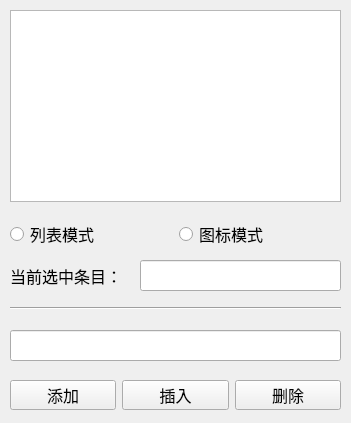
This is a14_QListWidget/widget.ui in yushuishu/qt-basic-learning as Qt 5 draws it before an edit. The edited form follows.
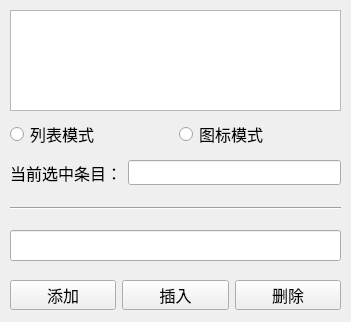
This is the edited form.

```diff
--- a/a14_QListWidget/widget.ui
+++ b/a14_QListWidget/widget.ui
@@ -7,7 +7,7 @@
     <x>0</x>
     <y>0</y>
     <width>351</width>
-    <height>423</height>
+    <height>322</height>
    </rect>
   </property>
   <property name="font">
@@ -24,30 +24,7 @@
      <x>10</x>
      <y>10</y>
      <width>331</width>
-     <height>192</height>
-    </rect>
-   </property>
-  </widget>
-  <widget class="QLabel" name="label">
-   <property name="geometry">
-    <rect>
-     <x>10</x>
-     <y>260</y>
-     <width>111</width>
-     <height>31</height>
-    </rect>
-   </property>
-   <property name="text">
-    <string>当前选中条目：</string>
-   </property>
-  </widget>
-  <widget class="QLineEdit" name="leSelectedItem">
-   <property name="geometry">
-    <rect>
-     <x>140</x>
-     <y>260</y>
-     <width>201</width>
-     <height>31</height>
+     <height>101</height>
     </rect>
    </property>
   </widget>
@@ -55,7 +32,7 @@
    <property name="geometry">
     <rect>
      <x>10</x>
-     <y>330</y>
+     <y>230</y>
      <width>331</width>
      <height>31</height>
     </rect>
@@ -65,7 +42,7 @@
    <property name="geometry">
     <rect>
      <x>10</x>
-     <y>300</y>
+     <y>200</y>
      <width>331</width>
      <height>16</height>
     </rect>
@@ -74,11 +51,11 @@
     <enum>Qt::Horizontal</enum>
    </property>
   </widget>
-  <widget class="QWidget" name="">
+  <widget class="QWidget" name="layoutWidget">
    <property name="geometry">
     <rect>
      <x>10</x>
-     <y>220</y>
+     <y>120</y>
      <width>331</width>
      <height>28</height>
     </rect>
@@ -100,11 +77,11 @@
     </item>
    </layout>
   </widget>
-  <widget class="QWidget" name="">
+  <widget class="QWidget" name="layoutWidget">
    <property name="geometry">
     <rect>
      <x>10</x>
-     <y>380</y>
+     <y>280</y>
      <width>331</width>
      <height>30</height>
     </rect>
@@ -133,6 +110,28 @@
     </item>
    </layout>
   </widget>
+  <widget class="QWidget" name="">
+   <property name="geometry">
+    <rect>
+     <x>10</x>
+     <y>160</y>
+     <width>331</width>
+     <height>25</height>
+    </rect>
+   </property>
+   <layout class="QHBoxLayout" name="horizontalLayout_3">
+    <item>
+     <widget class="QLabel" name="label">
+      <property name="text">
+       <string>当前选中条目：</string>
+      </property>
+     </widget>
+    </item>
+    <item>
+     <widget class="QLineEdit" name="leCurrentItem"/>
+    </item>
+   </layout>
+  </widget>
  </widget>
  <resources/>
  <connections/>
```
Left out of the diff: 2 changed lines with no effect on the pictures.
